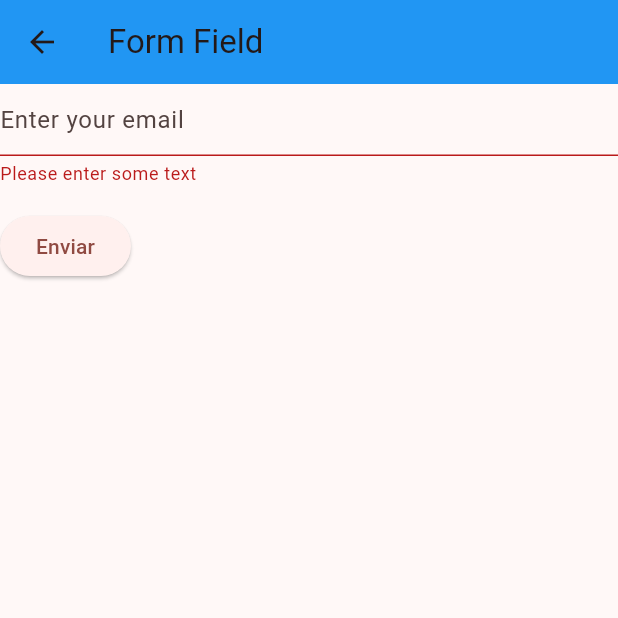
After one commit to ElEdwinJSH/widgets_proyecto, a Flutter app: the FormFi screen opened directly, after a tap on "Enviar", on a phone screen of 412 x 824 dp, the top half of it. The commit adds this screen. Run offline on Flutter 3.47's test engine with Material 2 defaults, Android fonts, the phone set to English and light mode, and no system bars.

Commit message:
FormFieldV1

```diff
--- a/lib/pages/drawer.dart
+++ b/lib/pages/drawer.dart
@@ -1,5 +1,6 @@
 import 'package:flutter/material.dart';
 import 'package:widgets_proyecto/pages/form_class.dart';
+import 'package:widgets_proyecto/pages/form_field.dart';
 
 class DrawerC extends StatefulWidget {
   const DrawerC({super.key});
@@ -40,9 +41,13 @@ class _DrawerCState extends State<DrawerC> {
                   builder: (BuildContext context) => const FormClass()));
             },
           ),
-          const ListTile(
-            leading: Icon(Icons.settings),
-            title: Text('Ajustes'),
+          ListTile(
+            title: Text('Form Field'),
+            onTap: () {
+              Navigator.of(context).pop();
+              Navigator.of(context).push(MaterialPageRoute(
+                  builder: (BuildContext context) => const FormFi()));
+            },
           ),
         ],
       )),
--- /dev/null
+++ b/lib/pages/form_field.dart
@@ -0,0 +1,71 @@
+import 'package:flutter/material.dart';
+
+class FormFi extends StatelessWidget {
+  const FormFi({Key? key});
+
+  @override
+  Widget build(BuildContext context) {
+    return Scaffold(
+      appBar: AppBar(
+        title: const Text('Form Field'),
+        backgroundColor: Colors.blue,
+      ),
+      body: const FormF(),
+    );
+  }
+}
+
+class FormF extends StatefulWidget {
+  const FormF({Key? key});
+
+  @override
+  State<FormF> createState() => _FormFState();
+}
+
+class _FormFState extends State<FormF> {
+  final GlobalKey<FormState> _formKey = GlobalKey<FormState>();
+  final TextEditingController _emailController =
+      TextEditingController(); // Agregamos un controlador para obtener el valor del campo
+
+  @override
+  Widget build(BuildContext context) {
+    return Form(
+      key: _formKey,
+      child: Column(
+        crossAxisAlignment: CrossAxisAlignment.start,
+        children: <Widget>[
+          TextFormField(
+            controller:
+                _emailController, // Asociamos el controlador al TextFormField
+            decoration: const InputDecoration(
+              hintText: 'Enter your email',
+            ),
+            validator: (String? value) {
+              if (value == null || value.isEmpty) {
+                return 'Please enter some text';
+              }
+              return null;
+            },
+          ),
+          Padding(
+            padding: const EdgeInsets.symmetric(vertical: 16.0),
+            child: ElevatedButton(
+              onPressed: () {
+                // Validate will return true if the form is valid, or false if
+                // the form is invalid.
+                if (_formKey.currentState!.validate()) {
+                  // Procesar los datos
+                  final emailValue = _emailController
+                      .text; // Obtener el valor del campo de correo electrónico
+                  debugPrint(
+                      'Email ingresado: $emailValue'); // Imprimir el valor del correo electrónico
+                }
+              },
+              child: const Text('Enviar'),
+            ),
+          ),
+        ],
+      ),
+    );
+  }
+}
```
